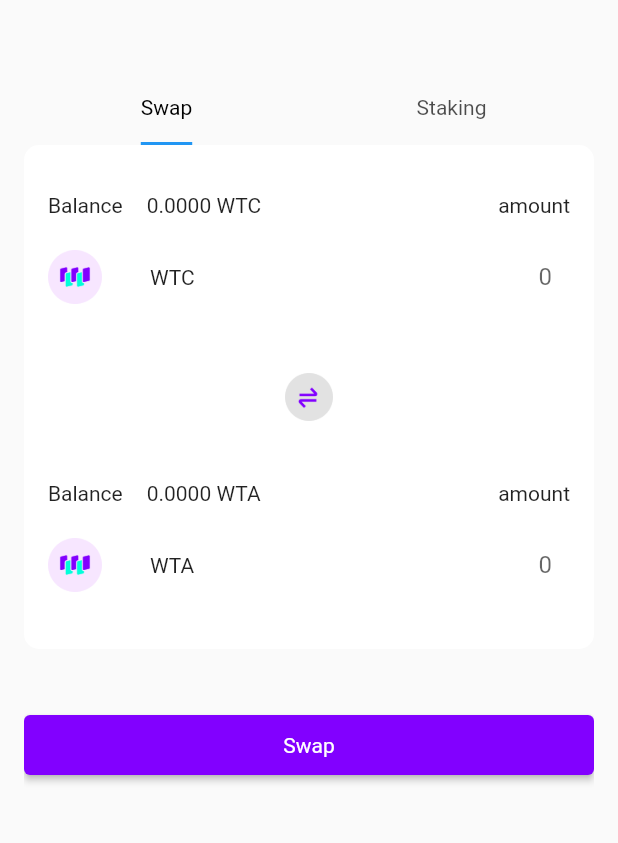
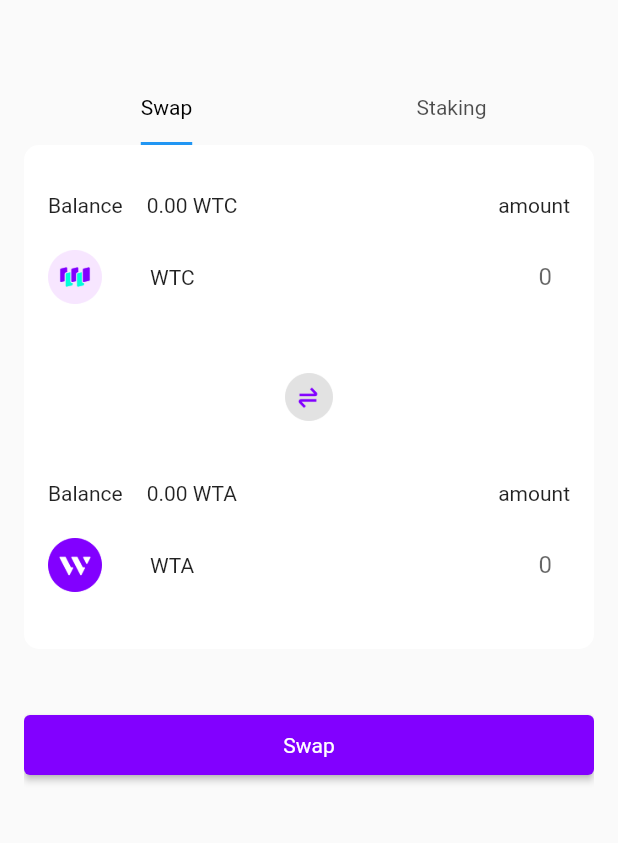
Before and after one commit to WaltonChain/waltonChain_Wallet2.0, a Flutter app: the DappWtcView screen opened by its route, on a phone screen of 412 x 824 dp, the part 59-902 px from its top. Run offline on Flutter 3.47's test engine with Material 2 defaults, Android fonts, the phone set to English and light mode, and no system bars; our stand-ins replace convert, flutter_dotenv, flutter_easyloading, flutter_linkify, get, hex and 3 more; missing offline and left inert: bip39, crypt, ed25519_hd_key, flutter_inappwebview, scan, web3dart; accounts and stored records are empty; statements that could not run were skipped.

Commit message:
fix wta logo and amount precision

```diff
--- a/lib/app/component/wtc_icon.dart
+++ b/lib/app/component/wtc_icon.dart
@@ -1,15 +1,17 @@
 import 'package:flutter/material.dart';
 
 class WtcIcon extends StatelessWidget {
-  const WtcIcon({Key? key, required this.onPressed}) : super(key: key);
+  const WtcIcon({Key? key, required this.onPressed, this.isWta = false})
+      : super(key: key);
 
   final void Function()? onPressed;
+  final bool isWta;
 
   @override
   Widget build(BuildContext context) {
     return IconButton(
       onPressed: onPressed,
-      icon: Image.asset('assets/images/wtc.png'),
+      icon: Image.asset('assets/images/${isWta ? 'wta' : 'wtc'}.png'),
       iconSize: 36.0,
       padding: EdgeInsets.zero,
       constraints: const BoxConstraints(),
--- a/lib/app/modules/assets_overview/views/assets_overview_view.dart
+++ b/lib/app/modules/assets_overview/views/assets_overview_view.dart
@@ -50,7 +50,7 @@ class AssetsOverviewView extends GetView<AssetsOverviewController> {
                           ],
                         ),
                         Obx(() => Text(controller.visible.value
-                            ? controller.totalBalance.value.toStringAsFixed(4)
+                            ? controller.totalBalance.value.toStringAsFixed(2)
                             : '****')),
                       ],
                     ),
--- a/lib/app/modules/dapp_wtc/controllers/staking_controller.dart
+++ b/lib/app/modules/dapp_wtc/controllers/staking_controller.dart
@@ -21,11 +21,11 @@ class StakingController extends GetxController {
   final hs = Get.find<HiveService>();
   final bs = Get.find<BlockchainService>();
 
-  var tvl = 0.0000.obs;
-  var apr = 0.0000.obs;
-  var balance = 0.0000.obs;
-  var staked = 0.0000.obs;
-  var profit = 0.0000.obs;
+  var tvl = 0.00.obs;
+  var apr = 0.00.obs;
+  var balance = 0.00.obs;
+  var staked = 0.00.obs;
+  var profit = 0.00.obs;
 
   @override
   void onInit() async {
@@ -59,7 +59,7 @@ class StakingController extends GetxController {
   clickStake() async {
     final valid = stakeFormKey.currentState?.validate();
     if (valid == true) {
-      final amount = double.tryParse(stakeInput.text) ?? 0.0000;
+      final amount = double.tryParse(stakeInput.text) ?? 0.00;
       EasyLoading.show(status: 'staking...');
       await bs.stake(wallet: ws.current.value!, amount: amount);
       EasyLoading.showSuccess('stake success');
@@ -69,7 +69,7 @@ class StakingController extends GetxController {
   clickWithdrawWtc() async {
     final valid = withdrawFormKey.currentState?.validate();
     if (valid == true) {
-      final amount = double.tryParse(stakeInput.text) ?? 0.0000;
+      final amount = double.tryParse(stakeInput.text) ?? 0.00;
       EasyLoading.show(status: 'withdrawing...');
       await bs.withdrawWtc(wallet: ws.current.value!, amount: amount);
       EasyLoading.showSuccess('withdraw success');
--- a/lib/app/modules/dapp_wtc/controllers/swap_controller.dart
+++ b/lib/app/modules/dapp_wtc/controllers/swap_controller.dart
@@ -20,8 +20,8 @@ class SwapController extends GetxController
   final hs = Get.find<HiveService>();
   final bs = Get.find<BlockchainService>();
 
-  var wtcBalance = 0.0000.obs;
-  var wtaBalance = 0.0000.obs;
+  var wtcBalance = 0.00.obs;
+  var wtaBalance = 0.00.obs;
   final isWtcToWta = true.obs;
 
   GlobalKey<FormState> swapFormKey =
@@ -37,13 +37,13 @@ class SwapController extends GetxController
     wtaBalance.value = ac.wtaBalance.value;
 
     from.addListener(() {
-      final fromAmount = double.tryParse(from.text) ?? 0.0000;
+      final fromAmount = double.tryParse(from.text) ?? 0.00;
       if (isWtcToWta.value) {
-        // from.text = fromAmount.toStringAsFixed(4);
-        to.text = (fromAmount * 10).toStringAsFixed(4);
+        // from.text = fromAmount.toStringAsFixed(2);
+        to.text = (fromAmount * 10).toStringAsFixed(2);
       } else {
-        // from.text = fromAmount.toStringAsFixed(4);
-        to.text = (fromAmount / 10).toStringAsFixed(4);
+        // from.text = fromAmount.toStringAsFixed(2);
+        to.text = (fromAmount / 10).toStringAsFixed(2);
       }
     });
   }
@@ -72,7 +72,7 @@ class SwapController extends GetxController
     if (valid == true) {
       EasyLoading.show(status: 'swapping...');
       // final pk = hs.getPrivateKey(ws.current.value?.address ?? '');
-      final amount = double.tryParse(from.text) ?? 0.0000;
+      final amount = double.tryParse(from.text) ?? 0.00;
       if (isWtcToWta.value) {
         await bs.wtcToWta(wallet: ws.current.value!, amount: amount);
       } else {
--- a/lib/app/modules/dapp_wtc/views/dapp_wtc_view.dart
+++ b/lib/app/modules/dapp_wtc/views/dapp_wtc_view.dart
@@ -27,8 +27,8 @@ class SwapCard extends GetView<SwapController> {
             const Text('Balance'),
             const SizedBox(width: 16.0),
             Obx(() => Text(controller.isWtcToWta.value
-                ? controller.wtcBalance.toStringAsFixed(4) + ' WTC'
-                : controller.wtaBalance.toStringAsFixed(4) + ' WTA')),
+                ? controller.wtcBalance.toStringAsFixed(2) + ' WTC'
+                : controller.wtaBalance.toStringAsFixed(2) + ' WTA')),
             const Expanded(child: SizedBox()),
             const Text('amount'),
           ],
@@ -36,7 +36,10 @@ class SwapCard extends GetView<SwapController> {
         const SizedBox(height: 16.0),
         Row(
           children: [
-            WtcIcon(onPressed: () {}),
+            Obx(() => WtcIcon(
+                  onPressed: () {},
+                  isWta: !controller.isWtcToWta.value,
+                )),
             const SizedBox(width: 32.0),
             Obx(() => Text(controller.isWtcToWta.value ? 'WTC' : 'WTA')),
             Expanded(
@@ -63,8 +66,8 @@ class SwapCard extends GetView<SwapController> {
             const Text('Balance'),
             const SizedBox(width: 16.0),
             Obx(() => Text(controller.isWtcToWta.value
-                ? controller.wtaBalance.toStringAsFixed(4) + ' WTA'
-                : controller.wtcBalance.toStringAsFixed(4) + ' WTC')),
+                ? controller.wtaBalance.toStringAsFixed(2) + ' WTA'
+                : controller.wtcBalance.toStringAsFixed(2) + ' WTC')),
             const Expanded(child: SizedBox()),
             const Text('amount'),
           ],
@@ -72,7 +75,10 @@ class SwapCard extends GetView<SwapController> {
         const SizedBox(height: 16.0),
         Row(
           children: [
-            WtcIcon(onPressed: () {}),
+            Obx(() => WtcIcon(
+                  onPressed: () {},
+                  isWta: controller.isWtcToWta.value,
+                )),
             const SizedBox(width: 32.0),
             Obx(() => Text(controller.isWtcToWta.value ? 'WTA' : 'WTC')),
             Expanded(
@@ -174,14 +180,14 @@ class StakingForm extends GetView<StakingController> {
               Column(children: [
                 const Text('TVL'),
                 Obx(() => Text(
-                      controller.tvl.value.toStringAsFixed(4),
+                      controller.tvl.value.toStringAsFixed(2),
                       style: const TextStyle(fontSize: 12.0),
                     ))
               ]),
               Column(children: [
                 const Text('APR'),
                 Obx(() => Text(
-                      '${controller.apr.value.toStringAsFixed(4)} %',
+                      '${controller.apr.value.toStringAsFixed(2)} %',
                       style: const TextStyle(fontSize: 12.0),
                     ))
               ]),
@@ -194,7 +200,7 @@ class StakingForm extends GetView<StakingController> {
             children: [
               const Text('Your Balance'),
               Obx(() =>
-                  Text(controller.balance.value.toStringAsFixed(4) + ' WTC')),
+                  Text(controller.balance.value.toStringAsFixed(2) + ' WTC')),
             ],
           ),
           const SizedBox(height: 16.0),
@@ -241,7 +247,7 @@ class StakingForm extends GetView<StakingController> {
               Column(crossAxisAlignment: CrossAxisAlignment.start, children: [
                 const Text('Reward'),
                 Obx(() =>
-                    Text('${controller.profit.value.toStringAsFixed(4)} WTA'))
+                    Text('${controller.profit.value.toStringAsFixed(2)} WTA'))
               ]),
               ElevatedButton(
                   onPressed: () {
--- a/lib/app/modules/send/controllers/send_controller.dart
+++ b/lib/app/modules/send/controllers/send_controller.dart
@@ -14,7 +14,7 @@ class SendController extends GetxController {
   TextEditingController balanceInput = TextEditingController();
 
   final token = 'wtc'.obs;
-  final balance = 0.0000.obs;
+  final balance = 0.00.obs;
   final to = Get.arguments?['to'] ?? '';
 
   final ac = Get.find<AssetsController>();
@@ -35,7 +35,7 @@ class SendController extends GetxController {
       } else if (newToken == 'wta') {
         balance.value = ac.wtaBalance.value;
       } else {
-        balance.value = 0.0000;
+        balance.value = 0.00;
       }
     });
   }
--- a/lib/app/modules/send/views/send_view.dart
+++ b/lib/app/modules/send/views/send_view.dart
@@ -42,7 +42,7 @@ class SendView extends GetView<SendController> {
                   children: [
                     const Text('Amount'),
                     Obx(() => Text(
-                        '${controller.balance.toStringAsFixed(4)} ${controller.token.toUpperCase()}')),
+                        '${controller.balance.toStringAsFixed(2)} ${controller.token.toUpperCase()}')),
                   ],
                 ),
                 const SizedBox(height: 10.0),
--- a/lib/app/modules/token_detail/views/token_detail_view.dart
+++ b/lib/app/modules/token_detail/views/token_detail_view.dart
@@ -98,7 +98,7 @@ class TokenDetailView extends GetView<TokenDetailController> {
                   mainAxisAlignment: MainAxisAlignment.spaceBetween,
                   children: [
                     const Text('Balance'),
-                    Text(controller.balance.toStringAsFixed(4))
+                    Text(controller.balance.toStringAsFixed(2))
                   ],
                 ),
               ),
```
Also changed, not shown: lib/app/modules/assets/views/assets_view.dart (+7 -7 lines).
